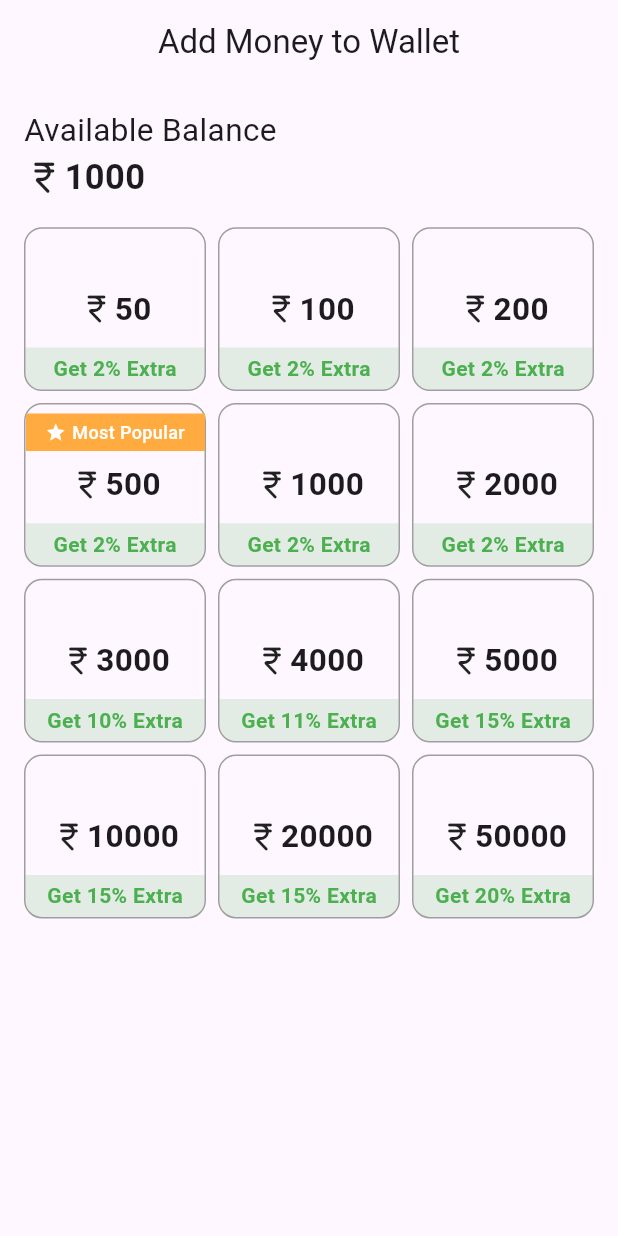
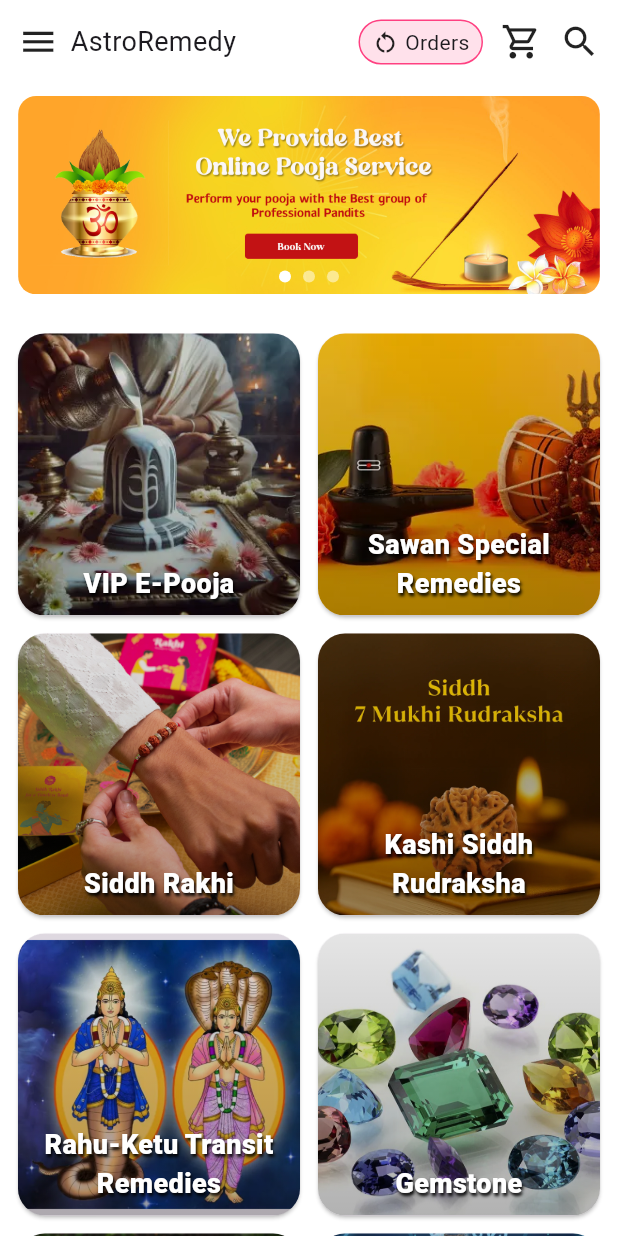
Before and after one commit to rahulkumardev24/astropower, a Flutter app: the screen it shows after launch, on a phone screen of 412 x 824 dp. Run offline on Flutter 3.47's test engine with Material 3 defaults, Android fonts, the light colour scheme and no system bars; drawn by our look-alikes of carousel_slider; our stand-ins replace flutter_svg, lottie, pinput; missing offline and left inert: razorpay_flutter.

Commit message:
remedies UI  screen complete

```diff
--- a/lib/constant/app_constant.dart
+++ b/lib/constant/app_constant.dart
@@ -117,4 +117,21 @@ class AppConstant {
       "title": "Finance",
     },
   ];
+
+  static List<Map<String, dynamic>> remediesData = [
+    {"image": "lib/assets/image/vip piija rem.webp", "title": "VIP E-Pooja"},
+    {
+      "image": "lib/assets/image/sawan special.webp",
+      "title": "Sawan Special Remedies",
+    },
+    {"image": "lib/assets/image/rakhi_rem.jpg", "title": "Siddh Rakhi"},
+    {
+      "image": "lib/assets/image/kashi siddh rudra rem.webp",
+      "title": "Kashi Siddh Rudraksha",
+    },
+    {"image": "lib/assets/image/rehu-ketu transit rem.webp", "title": "Rahu-Ketu Transit Remedies"},
+    {"image": "lib/assets/image/gemstone rem.webp", "title": "Gemstone"},
+    {"image": "lib/assets/image/murti.webp", "title": "Murti"},
+    {"image": "lib/assets/image/face reading.webp", "title": "Face Reading"},
+  ];
 }
--- a/lib/main.dart
+++ b/lib/main.dart
@@ -3,6 +3,7 @@ import 'package:my_astro/screen/chat_screen.dart';
 import 'package:my_astro/screen/home_screen.dart';
 import 'package:my_astro/screen/login_screen.dart';
 import 'package:my_astro/screen/payment/add_money_screen.dart';
+import 'package:my_astro/screen/remedies/remedies_screen.dart';
 
 void main() {
   runApp(const MyApp());
@@ -20,7 +21,7 @@ class MyApp extends StatelessWidget {
       theme: ThemeData(
         colorScheme: ColorScheme.fromSeed(seedColor: Colors.deepPurple),
       ),
-      home: AddMoneyScreen(),
+      home: RemediesScreen(),
     );
   }
 }
--- /dev/null
+++ b/lib/screen/remedies/remedies_screen.dart
@@ -0,0 +1,151 @@
+import 'package:flutter/material.dart';
+import '../../constant/app_constant.dart';
+import '../../widgets/remedies_carousel_slider.dart';
+
+class RemediesScreen extends StatefulWidget {
+  const RemediesScreen({super.key});
+
+  @override
+  State<RemediesScreen> createState() => _RemediesScreenState();
+}
+
+class _RemediesScreenState extends State<RemediesScreen> {
+  @override
+  Widget build(BuildContext context) {
+    final size = MediaQuery.of(context).size;
+
+    return SafeArea(
+      child: Scaffold(
+        appBar: AppBar(
+          automaticallyImplyLeading: false,
+          backgroundColor: Colors.white,
+          elevation: 0,
+          flexibleSpace: _appBar(size),
+        ),
+        backgroundColor: Colors.white,
+        body: SingleChildScrollView(
+          child: Column(
+            children: [
+              const RemediesCarouselSlider(),
+              Padding(
+                padding: const EdgeInsets.all(8.0),
+                child: GridView.builder(
+                  shrinkWrap: true,
+                  physics: const NeverScrollableScrollPhysics(),
+                  itemCount: AppConstant.remediesData.length,
+                  gridDelegate: const SliverGridDelegateWithFixedCrossAxisCount(
+                    crossAxisCount: 2,
+                    mainAxisSpacing: 4,
+                    crossAxisSpacing: 4,
+                  ),
+                  itemBuilder: (context, index) {
+                    final remediesData = AppConstant.remediesData[index];
+                    return _remediesCard(
+                      imagePath: remediesData['image'],
+                      title: remediesData['title'],
+                    );
+                  },
+                ),
+              ),
+            ],
+          ),
+        ),
+      ),
+    );
+  }
+
+  Widget _appBar(Size size) {
+    return Padding(
+      padding: const EdgeInsets.symmetric(horizontal: 12.0, vertical: 6),
+      child: SizedBox(
+        height: double.infinity,
+        width: double.infinity,
+        child: Row(
+          crossAxisAlignment: CrossAxisAlignment.center,
+          children: [
+            const Icon(Icons.menu, size: 27),
+            const SizedBox(width: 8),
+            const Text("AstroRemedy", style: TextStyle(fontSize: 18)),
+            const Spacer(),
+            Container(
+              decoration: BoxDecoration(
+                color: Colors.pinkAccent.shade100.withAlpha(60),
+                border: Border.all(width: 1, color: Colors.pinkAccent),
+                borderRadius: BorderRadius.circular(21),
+              ),
+              child: Padding(
+                padding: const EdgeInsets.symmetric(
+                  horizontal: 8.0,
+                  vertical: 4,
+                ),
+                child: Row(
+                  children: const [
+                    Icon(Icons.restart_alt, size: 18),
+                    SizedBox(width: 4),
+                    Text("Orders", style: TextStyle(fontSize: 14)),
+                  ],
+                ),
+              ),
+            ),
+            const SizedBox(width: 12),
+            const Icon(Icons.shopping_cart_outlined, size: 27),
+            const SizedBox(width: 12),
+            const Icon(Icons.search, size: 27),
+          ],
+        ),
+      ),
+    );
+  }
+
+  Widget _remediesCard({required String imagePath, required String title}) {
+    return GestureDetector(
+      onTap: (){
+
+      },
+      child: Card(
+        shape: RoundedRectangleBorder(borderRadius: BorderRadius.circular(18)),
+        elevation: 1,
+        child: ClipRRect(
+          borderRadius: BorderRadius.circular(18),
+          child: Stack(
+            fit: StackFit.expand,
+            children: [
+              Image.asset(imagePath, fit: BoxFit.cover),
+              Container(
+                alignment: Alignment.bottomCenter,
+                padding: const EdgeInsets.all(8),
+                decoration: BoxDecoration(
+                  gradient: LinearGradient(
+                    colors: [
+                      Colors.black.withValues(alpha: 0.1),
+                      Colors.black.withValues(alpha: 0.3),
+                    ],
+                    begin: Alignment.topCenter,
+                    end: Alignment.bottomCenter,
+                  ),
+                ),
+                child: Text(
+                  title,
+                  style: const TextStyle(
+                    fontSize: 18,
+                    fontWeight: FontWeight.w900,
+                    color: Colors.white,
+                    shadows: [
+                      BoxShadow(
+                        color: Colors.black ,
+                        blurRadius: 2 ,
+                        offset: Offset(1.0, 2.0) ,
+                        spreadRadius: 2
+                      )
+                    ]
+                  ),
+                  textAlign: TextAlign.center,
+                ),
+              ),
+            ],
+          ),
+        ),
+      ),
+    );
+  }
+}
--- /dev/null
+++ b/lib/screen/remedies/vip_e_pooja_screen.dart
@@ -0,0 +1,15 @@
+import 'package:flutter/material.dart';
+
+class VipEPoojaScreen extends StatefulWidget {
+  const VipEPoojaScreen({super.key});
+
+  @override
+  State<VipEPoojaScreen> createState() => _VipEPoojaScreenState();
+}
+
+class _VipEPoojaScreenState extends State<VipEPoojaScreen> {
+  @override
+  Widget build(BuildContext context) {
+    return Scaffold();
+  }
+}
--- /dev/null
+++ b/lib/widgets/remedies_carousel_slider.dart
@@ -0,0 +1,95 @@
+import 'package:carousel_slider/carousel_slider.dart';
+import 'package:flutter/material.dart';
+
+class RemediesCarouselSlider extends StatefulWidget {
+  const RemediesCarouselSlider({super.key});
+
+  @override
+  State<RemediesCarouselSlider> createState() => _CarouselSliderState();
+}
+
+class _CarouselSliderState extends State<RemediesCarouselSlider> {
+  late Size size = MediaQuery.of(context).size;
+  int _currentIndex = 0;
+
+  @override
+  Widget build(BuildContext context) {
+    return Column(
+      mainAxisSize: MainAxisSize.min,
+      children: [
+        Stack(
+          alignment: Alignment.bottomCenter,
+          children: [
+            CarouselSlider(
+              items: [
+                _sliderPoster(
+                  imagePath: "lib/assets/banner/remedies_banner_1.jpg",
+                ),
+                _sliderPoster(
+                  imagePath: "lib/assets/banner/remedies_banner_2.jpg",
+                ),
+                _sliderPoster(
+                  imagePath: "lib/assets/banner/remedies_banner_3.jpg",
+                ),
+              ],
+              options: CarouselOptions(
+                height: size.height * 0.18,
+                viewportFraction: 0.98,
+                initialPage: 0,
+                enableInfiniteScroll: true,
+                autoPlay: true,
+                autoPlayInterval: const Duration(seconds: 3),
+                autoPlayAnimationDuration: const Duration(milliseconds: 800),
+                autoPlayCurve: Curves.fastOutSlowIn,
+                enlargeCenterPage: true,
+                onPageChanged: (index, reason) {
+                  setState(() {
+                    _currentIndex = index;
+                  });
+                },
+              ),
+            ),
+            Positioned(
+              bottom: 16,
+              child: Row(
+                mainAxisAlignment: MainAxisAlignment.center,
+                children: List.generate(3, (index) {
+                  // Change 5 to 3 since you have 3 images
+                  return AnimatedContainer(
+                    duration: const Duration(milliseconds: 300),
+                    margin: const EdgeInsets.symmetric(horizontal: 4),
+                    width: 8,
+                    height: 8,
+                    decoration: BoxDecoration(
+                      color:
+                          _currentIndex == index
+                              ? Colors.white
+                              : Colors.white.withOpacity(0.5),
+                      shape: BoxShape.circle,
+                    ),
+                  );
+                }),
+              ),
+            ),
+          ],
+        ),
+        const SizedBox(height: 6),
+      ],
+    );
+  }
+
+  Widget _sliderPoster({required String imagePath}) {
+    return Padding(
+      padding: const EdgeInsets.all(8.0),
+      child: Container(
+        decoration: BoxDecoration(
+          borderRadius: BorderRadius.circular(12),
+          image: DecorationImage(
+            image: AssetImage(imagePath),
+            fit: BoxFit.cover,
+          ),
+        ),
+      ),
+    );
+  }
+}
--- a/pubspec.yaml
+++ b/pubspec.yaml
@@ -68,6 +68,7 @@ flutter:
   assets:
      - lib/assets/image/
      - lib/assets/animation/
+     - lib/assets/banner/
   #   - images/a_dot_ham.jpeg
 
   # An image asset can refer to one or more resolution-specific "variants", see
```
Also changed, not shown: lib/assets/banner/remedies_banner_1.jpg (added), lib/assets/banner/remedies_banner_2.jpg (added), lib/assets/banner/remedies_banner_3.jpg (added), lib/assets/image/face reading.webp (added), lib/assets/image/gemstone rem.webp (added), lib/assets/image/kashi siddh rudra rem.webp (added), lib/assets/image/murti.webp (added), lib/assets/image/rakhi_rem.jpg (added), lib/assets/image/rehu-ketu transit rem.webp (added), lib/assets/image/sawan special.webp (added), lib/assets/image/vip piija rem.webp (added).
